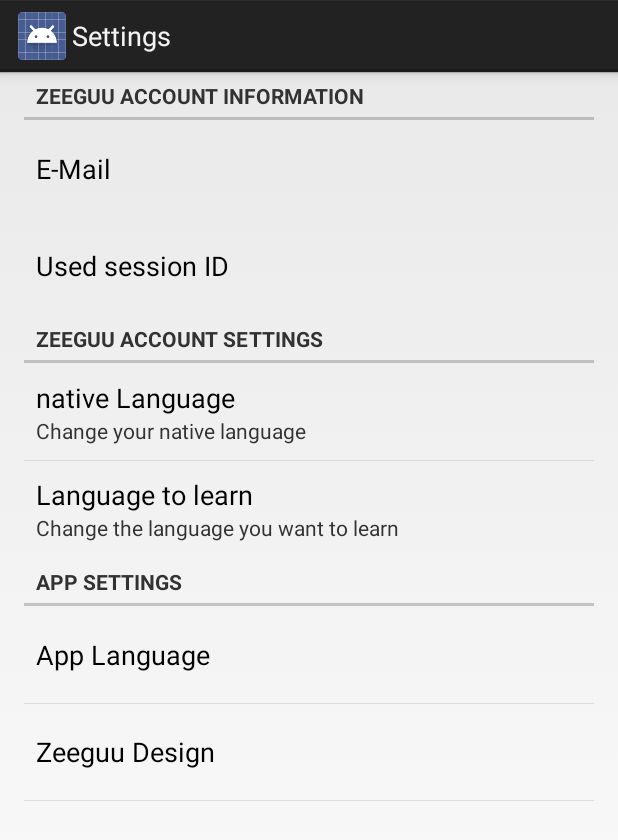
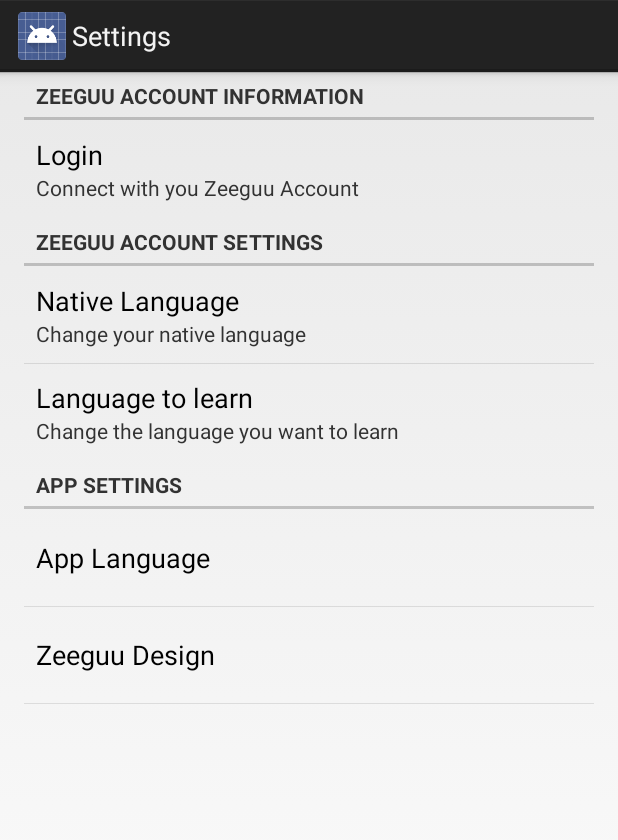
Before and after one commit to SimpleDay/Zeeguu, an Android app: the screen it shows after launch (SettingsActivity), after a tap on "Settings", on a phone screen of 412 x 824 dp. Shown: the top 840 px of the screen. Run offline under Robolectric (Android 15) with nearby library versions, the phone set to English and light mode, and no system bars.

Commit message:
Reworked Settings (logged in/out state)

```diff
--- a/app/src/main/java/ch/unibe/scg/zeeguu/Core/ZeeguuActivity.java
+++ b/app/src/main/java/ch/unibe/scg/zeeguu/Core/ZeeguuActivity.java
@@ -53,15 +53,14 @@ public class ZeeguuActivity extends FragmentActivity {
     }
 
     public void updateMenuTitles() {
-        MenuItem item = menu.findItem(R.id.action_log_in_out);
-        item.setTitle(connectionManager.loggedIn()? getString(R.string.menu_logout_button)
-                : getString(R.string.menu_login_button));
+        MenuItem item = menu.findItem(R.id.action_log_in);
+        item.setVisible(!connectionManager.loggedIn());
     }
 
     public boolean onOptionsItemSelected(MenuItem item) {
         switch (item.getItemId()) {
-            case R.id.action_log_in_out:
-                connectionManager.loginout();
+            case R.id.action_log_in:
+                connectionManager.showLoginScreen();
                 break;
 
             case R.id.action_settings:
--- a/app/src/main/java/ch/unibe/scg/zeeguu/Settings/FragmentSettings.java
+++ b/app/src/main/java/ch/unibe/scg/zeeguu/Settings/FragmentSettings.java
@@ -1,9 +1,9 @@
 package ch.unibe.scg.zeeguu.Settings;
 
-import android.app.Activity;
 import android.content.SharedPreferences;
 import android.os.Bundle;
 import android.preference.Preference;
+import android.preference.PreferenceCategory;
 import android.preference.PreferenceFragment;
 import android.preference.PreferenceManager;
 
@@ -18,7 +18,7 @@ public class FragmentSettings extends PreferenceFragment {
     private PreferenceListener listener;
     private SharedPreferences settings;
     private ConnectionManager connectionManager;
-    private Activity activity;
+    private SettingsActivity activity;
 
     @Override
     public void onCreate(Bundle savedInstanceState) {
@@ -26,7 +26,7 @@ public class FragmentSettings extends PreferenceFragment {
         addPreferencesFromResource(R.xml.preferences);
 
         //initialize variables
-        activity = getActivity();
+        activity = (SettingsActivity) getActivity();
         connectionManager = ConnectionManager.getConnectionManager(null); //null because we don't want to create a new one
 
         //add change listener
@@ -34,31 +34,61 @@ public class FragmentSettings extends PreferenceFragment {
         settings = PreferenceManager.getDefaultSharedPreferences(activity);
         settings.registerOnSharedPreferenceChangeListener(listener);
 
-        //add Email to info box
-        Preference preference_email = findPreference(this.getString(R.string.preference_email));
-        String email = connectionManager.getEmail();
-        preference_email.setSummary(email);
+        //add Email and Session ID to info box when logged in or not show at all
+        PreferenceCategory preference_loginInfo = (PreferenceCategory) findPreference(getString(R.string.category_user_information));
+        Preference preference_email = findPreference(getString(R.string.preference_email));
+        Preference preference_session_id = findPreference(getString(R.string.preference_user_session_id));
+        Preference preference_login_button = (Preference) findPreference(getString(R.string.preference_login));
+        Preference preference_logout_button = (Preference) findPreference(getString(R.string.preference_logout));
 
-        //add Session ID to info box
-        Preference preference_session_id = findPreference(this.getString(R.string.preference_user_session_id));
-        String session_id = connectionManager.getSessionId();
-        preference_session_id.setSummary(session_id);
+        if(connectionManager.loggedIn()) {
+            String email = connectionManager.getEmail();
+            preference_email.setSummary(email);
+            String session_id = connectionManager.getSessionId();
+            preference_session_id.setSummary(session_id);
+
+            preference_loginInfo.removePreference(preference_login_button);
+
+            //Logout button
+            preference_logout_button.setOnPreferenceClickListener(new Preference.OnPreferenceClickListener() {
+                @Override
+                public boolean onPreferenceClick(Preference preference) {
+                    YesNoDialog dialog = new YesNoDialog(activity, connectionManager);
+                    dialog.onClick();
+                    return true;
+                }
+            });
+        } else {
+            preference_loginInfo.removePreference(preference_email);
+            preference_loginInfo.removePreference(preference_session_id);
+            preference_loginInfo.removePreference(preference_logout_button);
+
+            //Login button
+            preference_login_button.setOnPreferenceClickListener(new Preference.OnPreferenceClickListener() {
+                @Override
+                public boolean onPreferenceClick(Preference preference) {
+                    activity.finish();
+                    connectionManager.showLoginScreen();
+                    return true;
+                }
+            });
+        }
     }
 
     private class PreferenceListener implements SharedPreferences.OnSharedPreferenceChangeListener {
 
         @Override
         public void onSharedPreferenceChanged(SharedPreferences sharedPreferences, String key) {
-            if (key.equals(activity.getString(R.string.preference_app_design)))
+            if (key.equals(getString(R.string.preference_app_design)))
                 activity.setResult(1); //used to refresh view
 
-            else if (key.equals(activity.getString(R.string.preference_learning_language)))
+            else if (key.equals(getString(R.string.preference_learning_language)))
                 connectionManager.setLearningLanguage(sharedPreferences.getString(
-                        activity.getString(R.string.preference_learning_language), "en"), true);
+                        getString(R.string.preference_learning_language), "en"), true);
 
-            else if (key.equals(activity.getString(R.string.preference_native_language)))
+            else if (key.equals(getString(R.string.preference_native_language)))
                 connectionManager.setNativeLanguage(sharedPreferences.getString(
-                        activity.getString(R.string.preference_native_language), "en"), true);
+                        getString(R.string.preference_native_language), "en"), true);
 
             else { /* Do nothing yet */ }
         }
--- a/app/src/main/res/menu/menu_zeeguu.xml
+++ b/app/src/main/res/menu/menu_zeeguu.xml
@@ -3,7 +3,7 @@
 
 
     <item
-        android:id="@+id/action_log_in_out"
+        android:id="@+id/action_log_in"
         android:showAsAction="always"
         android:title="@string/menu_login_button">
     </item>
--- a/app/src/main/res/values/strings.xml
+++ b/app/src/main/res/values/strings.xml
@@ -4,7 +4,6 @@
     <!-- app strings -->
     <string name="app_name">Zeeguu</string>
     <string name="menu_login_button">Login</string>
-    <string name="menu_logout_button">Logout</string>
 
     <!-- sliding menu strings -->
     <string name="action_settings">Settings</string>
@@ -36,15 +35,22 @@
     <string name="dialog_new_account_native_spinner">What is your native language?</string>
     <string name="dialog_new_account_learning_spinner">Which language do you want to improve?</string>
 
-
     <!-- preference tags  -->
+    <string name="category_user_information">category_user_information</string>
     <string name="preference_email">EMAIL</string>
     <string name="preference_password">PASSWORD</string>
     <string name="preference_user_session_id">SESSIONID</string>
+    <string name="preference_login">LOGIN</string>
     <string name="preference_app_design">APP_DESIGN</string>
     <string name="unknown">Unknown</string>
     <string name="preference_native_language">native_language</string> <!-- needs to be same tag as server URL -->
     <string name="preference_learning_language">learned_language</string> <!-- needs to be same tag as server URL -->
+
+    <!-- preference YesNoDialog tags-->
+    <string name="preference_logout">Logout</string>
+    <string name="dialog_logout_confirmation">Are you sure you want to logout?</string>
+    <string name="dialog_logout_button">Logout</string>
+
 
     <!-- contribution tags  -->
     <string name="contribution_url_code">android_application</string>
@@ -60,7 +66,7 @@
     <string name="learning_language">Language to learn</string>
     <string name="learning_language_dialog">Change the language you want to learn</string>
 
-    <string name="native_language">native Language</string>
+    <string name="native_language">Native Language</string>
     <string name="native_language_dialog">Change your native language</string>
 
     <string name="user_session_id">Used session ID</string>
--- a/app/src/main/res/xml/preferences.xml
+++ b/app/src/main/res/xml/preferences.xml
@@ -2,13 +2,13 @@
 <PreferenceScreen xmlns:android="http://schemas.android.com/apk/res/android">
 
     <PreferenceCategory
-        android:key="category_login"
+        android:key="@string/category_user_information"
         android:title="@string/category_login_settings">
 
         <EditTextPreference
             android:inputType="textEmailAddress"
+            android:key="@string/preference_email"
             android:selectable="false"
-            android:key="@string/preference_email"
             android:summary="@string/email_info"
             android:title="@string/email" />
 
@@ -17,6 +17,16 @@
             android:selectable="false"
             android:summary="@string/unknown"
             android:title="@string/user_session_id" />
+
+        <Preference
+            android:key="@string/preference_logout"
+            android:summary="Logout from your Zeeguu Account"
+            android:title="Logout" />
+
+        <Preference
+            android:key="@string/preference_login"
+            android:summary="Connect with you Zeeguu Account"
+            android:title="Login" />
 
     </PreferenceCategory>
 
```
Also changed, not shown: app/src/main/java/ch/unibe/scg/zeeguu/Core/ConnectionManager.java (+7 -10 lines), app/src/main/java/ch/unibe/scg/zeeguu/Settings/YesNoDialog.java (added, +53 -0 lines).
